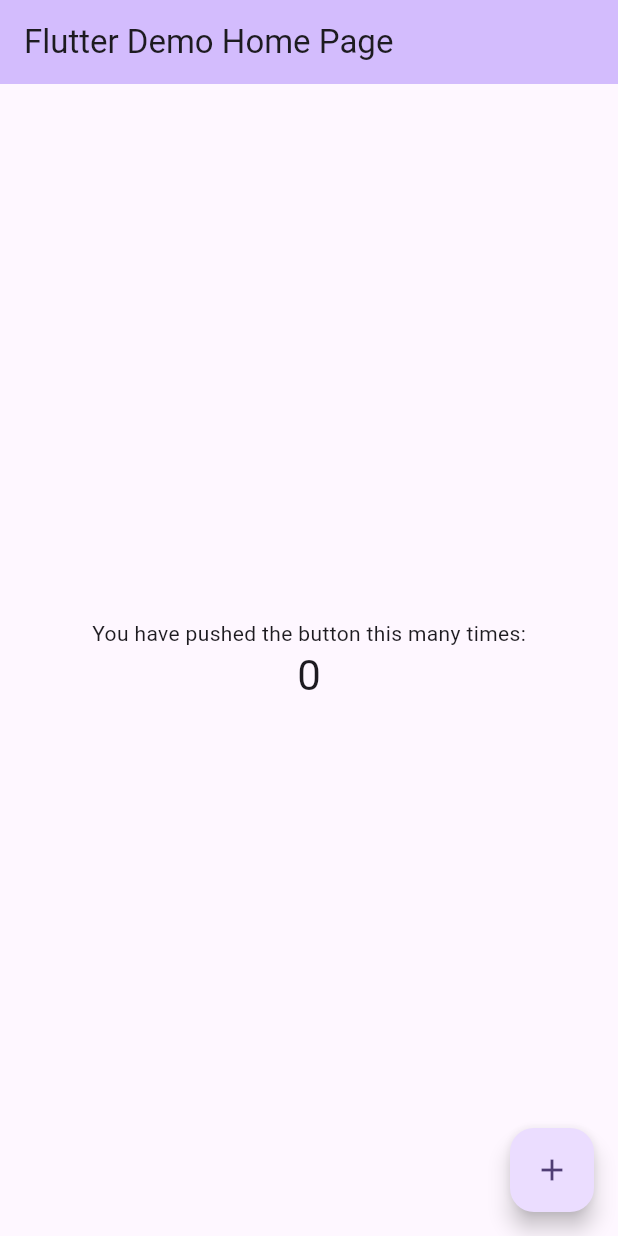
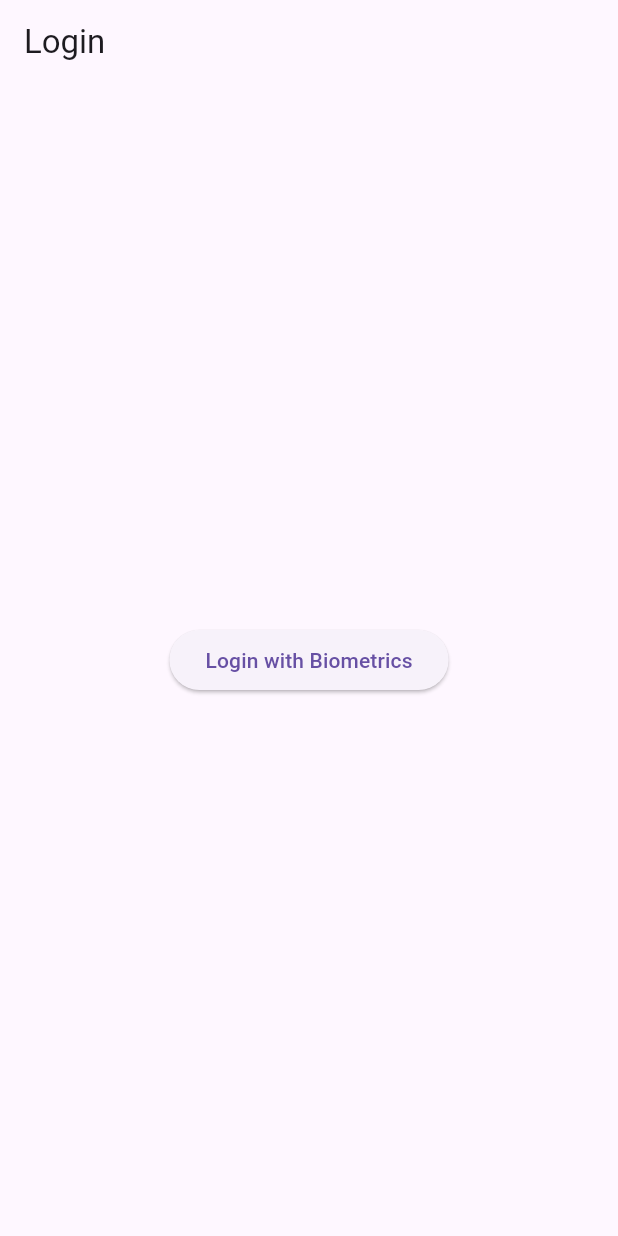
Before and after one commit to akbarikeyur/investment, a Flutter app: the screen it shows after launch, on a phone screen of 412 x 824 dp. Run offline on Flutter 3.47's test engine with Material 3 defaults, Android fonts, the light colour scheme and no system bars; our stand-ins replace dio, flutter_riverpod, flutter_secure_storage, go_router, local_auth.

Commit message:
Setup Project Working on biometrics

```diff
--- /dev/null
+++ b/devtools_options.yaml
@@ -0,0 +1,3 @@
+description: This file stores settings for Dart & Flutter DevTools.
+documentation: https://docs.flutter.dev/tools/devtools/extensions#configure-extension-enablement-states
+extensions:
--- /dev/null
+++ b/lib/app.dart
@@ -0,0 +1,13 @@
+import 'package:flutter/material.dart';
+import 'package:investment/core/config/app_routes.dart';
+
+class MyApp extends StatelessWidget {
+  @override
+  Widget build(BuildContext context) {
+    // TODO: implement build
+    return MaterialApp.router(
+      routerConfig: appRouter,
+      theme: ThemeData.light(),
+    );
+  }
+}
--- /dev/null
+++ b/lib/core/config/app_routes.dart
@@ -0,0 +1,38 @@
+import 'package:go_router/go_router.dart';
+import 'package:investment/core/views/dashboard_screen.dart';
+import 'package:investment/core/views/investment_screen.dart';
+import 'package:investment/core/views/login_screen.dart';
+
+final appRouter = GoRouter(
+  routes: [
+    GoRoute(
+      path: Navigation.login.path,
+      builder: (context, state) => LoginScreen(),
+    ),
+    GoRoute(
+      path: Navigation.dashboard.path,
+      builder: (context, state) => DashboardScreen(),
+    ),
+    GoRoute(
+      path: Navigation.investment.path,
+      builder: (context, state) => InvestmentScreen(),
+    ),
+  ],
+);
+
+enum Navigation {
+  login,
+  dashboard,
+  investment;
+
+  String get path {
+    switch (this) {
+      case login:
+        return "/";
+      case dashboard:
+        return "/dashboard";
+      case investment:
+        return "/investment";
+    }
+  }
+}
--- /dev/null
+++ b/lib/core/services/secure_storage_service.dart
@@ -0,0 +1,17 @@
+import 'package:flutter_secure_storage/flutter_secure_storage.dart';
+
+class SecureStorageService {
+  final _storage = const FlutterSecureStorage();
+
+  Future<void> writeSecureData(String key, String value) async {
+    await _storage.write(key: key, value: value);
+  }
+
+  Future<String?> readSecureData(String key) async {
+    return await _storage.read(key: key);
+  }
+
+  Future<void> deleteSecureData(String key) async {
+    await _storage.delete(key: key);
+  }
+}
--- /dev/null
+++ b/lib/core/views/login_screen.dart
@@ -0,0 +1,53 @@
+import 'package:flutter/material.dart';
+import 'package:go_router/go_router.dart';
+import 'package:investment/core/config/app_routes.dart';
+import 'package:investment/core/services/biometric_auth_service.dart';
+
+class LoginScreen extends StatefulWidget {
+  const LoginScreen({super.key});
+
+  @override
+  State<LoginScreen> createState() => _LoginScreenState();
+}
+
+class _LoginScreenState extends State<LoginScreen> {
+  final BiometricAuthService _biometricAuthService = BiometricAuthService();
+
+  @override
+  void initState() {
+    // TODO: implement initState
+    super.initState();
+    _checkBiometricsLogin();
+  }
+
+  void _checkBiometricsLogin() async {
+    bool _isAuthenticated = await _biometricAuthService.isUserAuthenticated();
+    if (_isAuthenticated) {
+      context.pushReplacementNamed(Navigation.dashboard.path);
+    }
+  }
+
+  void _loginWithBiometrics() async {
+    bool authenticated = await _biometricAuthService.authenticateUser();
+    if (authenticated) {
+      context.pushReplacementNamed(Navigation.dashboard.path);
+    } else {
+      ScaffoldMessenger.of(
+        context,
+      ).showSnackBar(SnackBar(content: Text('Authentication Failed')));
+    }
+  }
+
+  @override
+  Widget build(BuildContext context) {
+    return Scaffold(
+      appBar: AppBar(title: Text('Login')),
+      body: Center(
+        child: ElevatedButton(
+          onPressed: _loginWithBiometrics,
+          child: Text('Login with Biometrics'),
+        ),
+      ),
+    );
+  }
+}
--- a/lib/main.dart
+++ b/lib/main.dart
@@ -1,122 +1,7 @@
 import 'package:flutter/material.dart';
+import 'package:flutter_riverpod/flutter_riverpod.dart';
+import 'package:investment/app.dart';
 
 void main() {
-  runApp(const MyApp());
+  runApp(ProviderScope(child: MyApp()));
 }
-
-class MyApp extends StatelessWidget {
-  const MyApp({super.key});
-
-  // This widget is the root of your application.
-  @override
-  Widget build(BuildContext context) {
-    return MaterialApp(
-      title: 'Flutter Demo',
-      theme: ThemeData(
-        // This is the theme of your application.
-        //
-        // TRY THIS: Try running your application with "flutter run". You'll see
-        // the application has a purple toolbar. Then, without quitting the app,
-        // try changing the seedColor in the colorScheme below to Colors.green
-        // and then invoke "hot reload" (save your changes or press the "hot
-        // reload" button in a Flutter-supported IDE, or press "r" if you used
-        // the command line to start the app).
-        //
-        // Notice that the counter didn't reset back to zero; the application
-        // state is not lost during the reload. To reset the state, use hot
-        // restart instead.
-        //
-        // This works for code too, not just values: Most code changes can be
-        // tested with just a hot reload.
-        colorScheme: ColorScheme.fromSeed(seedColor: Colors.deepPurple),
-      ),
-      home: const MyHomePage(title: 'Flutter Demo Home Page'),
-    );
-  }
-}
-
-class MyHomePage extends StatefulWidget {
-  const MyHomePage({super.key, required this.title});
-
-  // This widget is the home page of your application. It is stateful, meaning
-  // that it has a State object (defined below) that contains fields that affect
-  // how it looks.
-
-  // This class is the configuration for the state. It holds the values (in this
-  // case the title) provided by the parent (in this case the App widget) and
-  // used by the build method of the State. Fields in a Widget subclass are
-  // always marked "final".
-
-  final String title;
-
-  @override
-  State<MyHomePage> createState() => _MyHomePageState();
-}
-
-class _MyHomePageState extends State<MyHomePage> {
-  int _counter = 0;
-
-  void _incrementCounter() {
-    setState(() {
-      // This call to setState tells the Flutter framework that something has
-      // changed in this State, which causes it to rerun the build method below
-      // so that the display can reflect the updated values. If we changed
-      // _counter without calling setState(), then the build method would not be
-      // called again, and so nothing would appear to happen.
-      _counter++;
-    });
-  }
-
-  @override
-  Widget build(BuildContext context) {
-    // This method is rerun every time setState is called, for instance as done
-    // by the _incrementCounter method above.
-    //
-    // The Flutter framework has been optimized to make rerunning build methods
-    // fast, so that you can just rebuild anything that needs updating rather
-    // than having to individually change instances of widgets.
-    return Scaffold(
-      appBar: AppBar(
-        // TRY THIS: Try changing the color here to a specific color (to
-        // Colors.amber, perhaps?) and trigger a hot reload to see the AppBar
-        // change color while the other colors stay the same.
-        backgroundColor: Theme.of(context).colorScheme.inversePrimary,
-        // Here we take the value from the MyHomePage object that was created by
-        // the App.build method, and use it to set our appbar title.
-        title: Text(widget.title),
-      ),
-      body: Center(
-        // Center is a layout widget. It takes a single child and positions it
-        // in the middle of the parent.
-        child: Column(
-          // Column is also a layout widget. It takes a list of children and
-          // arranges them vertically. By default, it sizes itself to fit its
-          // children horizontally, and tries to be as tall as its parent.
-          //
-          // Column has various properties to control how it sizes itself and
-          // how it positions its children. Here we use mainAxisAlignment to
-          // center the children vertically; the main axis here is the vertical
-          // axis because Columns are vertical (the cross axis would be
-          // horizontal).
-          //
-          // TRY THIS: Invoke "debug painting" (choose the "Toggle Debug Paint"
-          // action in the IDE, or press "p" in the console), to see the
-          // wireframe for each widget.
-          mainAxisAlignment: MainAxisAlignment.center,
-          children: <Widget>[
-            const Text('You have pushed the button this many times:'),
-            Text(
-              '$_counter',
-              style: Theme.of(context).textTheme.headlineMedium,
-            ),
-          ],
-        ),
-      ),
-      floatingActionButton: FloatingActionButton(
-        onPressed: _incrementCounter,
-        tooltip: 'Increment',
-        child: const Icon(Icons.add),
-      ), // This trailing comma makes auto-formatting nicer for build methods.
-    );
-  }
-}
```
Also changed, not shown: assets/json/investment_data.json (added, +74 -0 lines), lib/core/models/investment.dart (added, +15 -0 lines), lib/core/services/api_service.dart (added, +10 -0 lines), lib/core/services/biometric_auth_service.dart (added, +46 -0 lines), lib/core/viewmodels/auth_viewmodel.dart (added, +25 -0 lines), lib/core/viewmodels/investment_viewmodel.dart (added, +9 -0 lines), lib/core/views/dashboard_screen.dart (added, +13 -0 lines), lib/core/views/investment_screen.dart (added, +30 -0 lines), pubspec.yaml (+7 -0 lines), lib/core/config/theme.dart (added), lib/widgets/custom_button.dart (added), lib/widgets/custom_textfield.dart (added), 12 other files.
